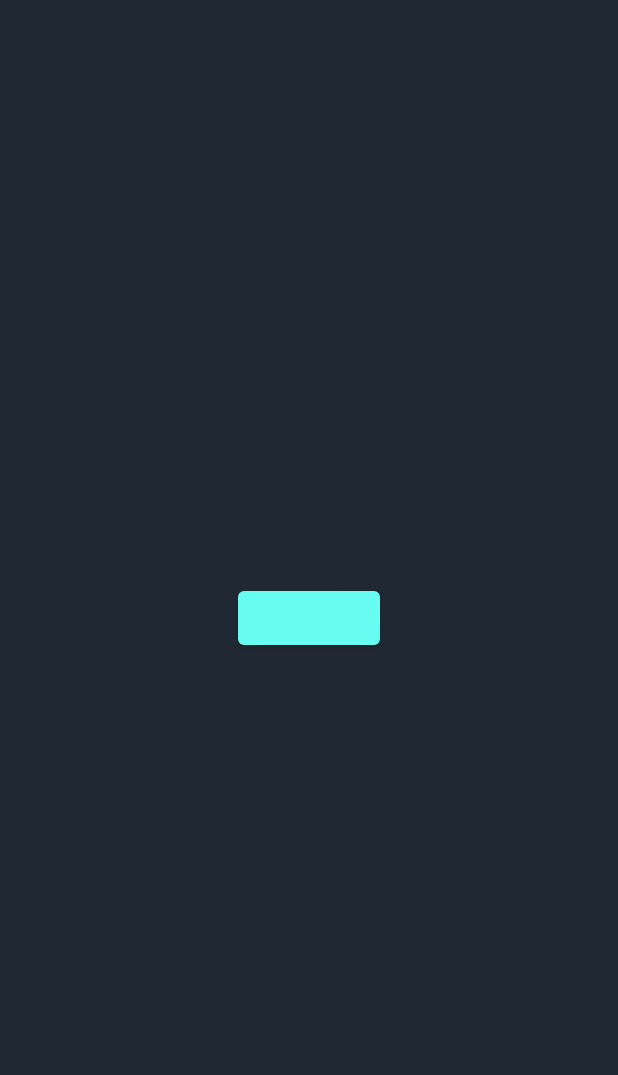
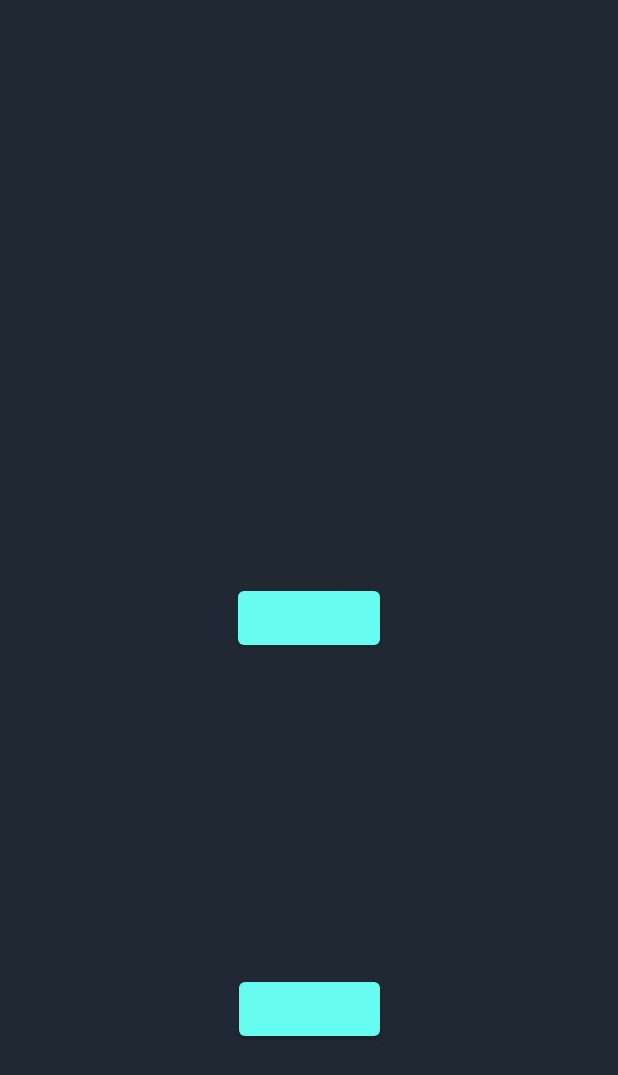
Before and after one commit to Elifzeynepedman/Music-Recommendation-App, an Android app: the ProfileActivity screen opened directly, with no data from a screen before it, on a phone screen of 412 x 824 dp. Shown: the top 1075 px of the screen. Run offline under Robolectric (Android 15) with nearby library versions, the phone set to English and light mode, and no system bars.

Commit message:
puş denemesi

```diff
--- a/app/src/main/res/layout/activity_profile.xml
+++ b/app/src/main/res/layout/activity_profile.xml
@@ -17,4 +17,15 @@
         app:layout_constraintEnd_toEndOf="parent"
         app:layout_constraintStart_toStartOf="parent"
         app:layout_constraintTop_toTopOf="parent" />
+
+    <Button
+        android:id="@+id/buttondenemme"
+        android:layout_width="wrap_content"
+        android:layout_height="wrap_content"
+        android:layout_marginTop="85dp"
+        android:text="Button"
+        app:layout_constraintBottom_toBottomOf="parent"
+        app:layout_constraintEnd_toEndOf="parent"
+        app:layout_constraintStart_toStartOf="parent"
+        app:layout_constraintTop_toBottomOf="@+id/button" />
 </androidx.constraintlayout.widget.ConstraintLayout>
```
